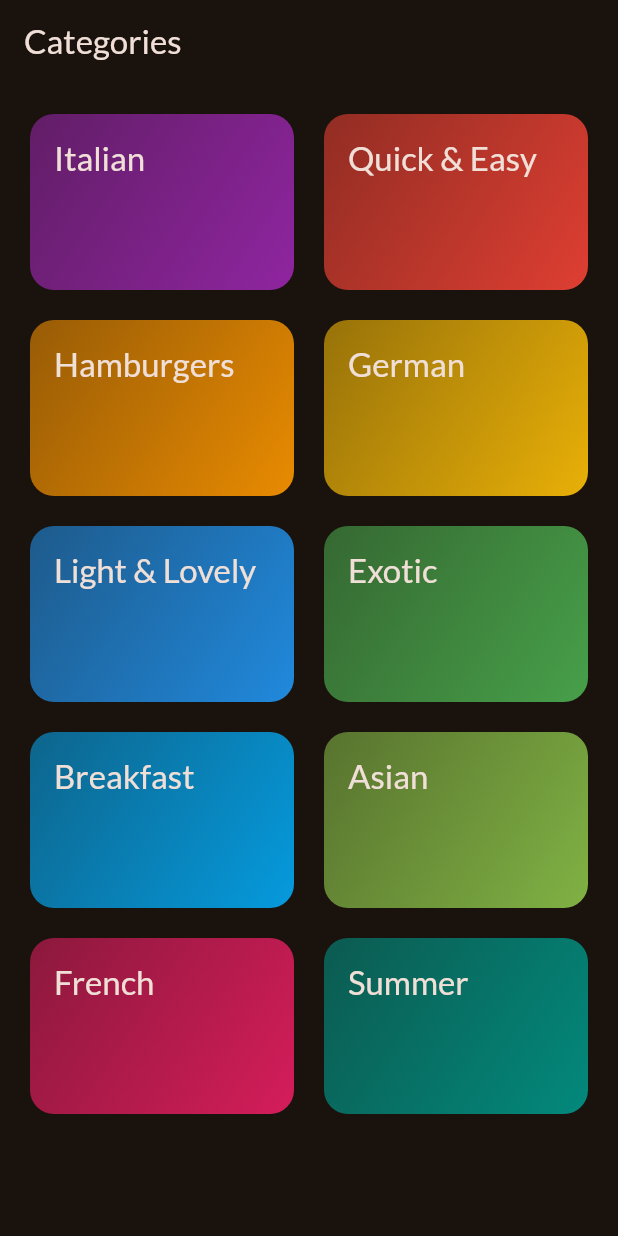
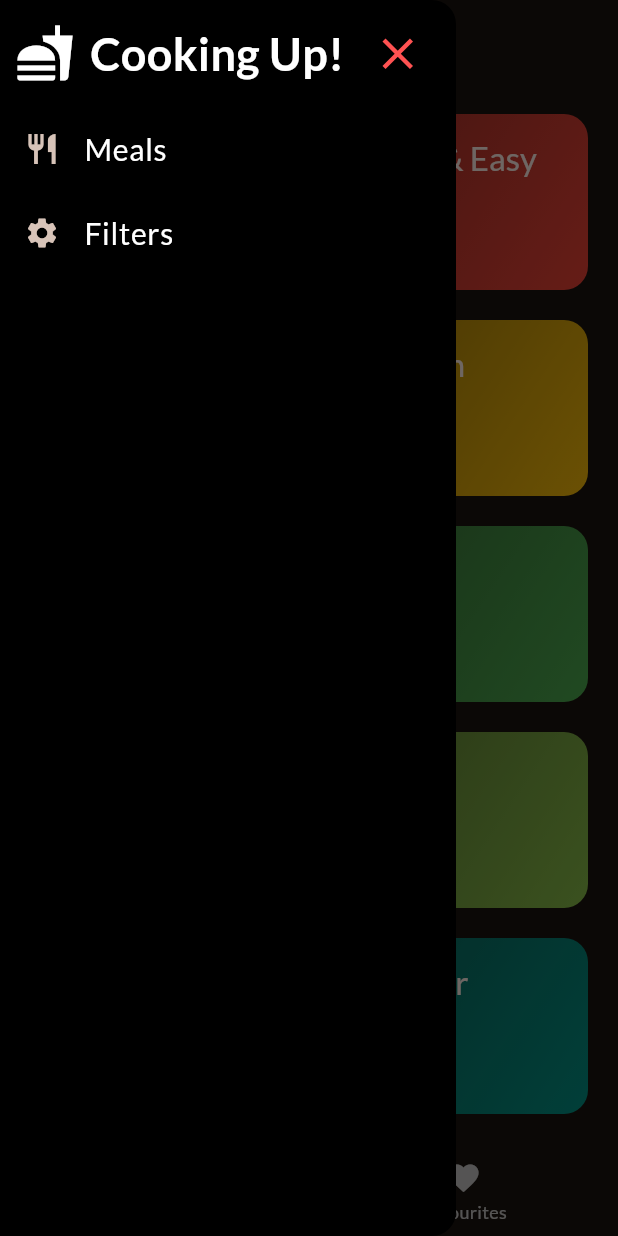
Before and after one commit to Kavin-VP/Flutter-Projects, a Flutter app: the screen it shows after launch, with the side drawer open (before the commit the screen has no drawer), on a phone screen of 412 x 824 dp. Run offline on Flutter 3.47's test engine with Material 3 defaults, Android fonts, the phone set to English and light mode, and no system bars; our stand-ins replace google_fonts, transparent_image.

Commit message:
updates and changes

```diff
--- a/meals_app/lib/app_screens/categories_screen.dart
+++ b/meals_app/lib/app_screens/categories_screen.dart
@@ -1,17 +1,39 @@
 import 'package:flutter/material.dart';
+import 'package:meals_app/app_screens/meals_screen.dart';
 import 'package:meals_app/data/dummy_data.dart';
+import 'package:meals_app/models/meal.dart';
 import 'package:meals_app/widgets/category_grid_item.dart';
 import 'package:meals_app/data/dummy_data.dart';
+import 'package:meals_app/models/category.dart';
 
 class Categories extends StatelessWidget{
-  const Categories({super.key});
+  const Categories(
+    {
+      super.key,
+      required this.onToggleFavourite,
+      required this.availableMeals,
+      });
+
+  final void Function(Meal meal) onToggleFavourite;
+  final List<Meal> availableMeals;
+
+  void _selectCategory(BuildContext context,Category category)
+  {
+    final filteredMeals = availableMeals.
+            where((meal)=>meal.categories.contains(category.id)).toList();
+
+    //Navigator.push(context,route); ->alternative
+    Navigator.of(context).push(MaterialPageRoute(
+      builder: (ctx)=> MealsScreen(
+        title: category.title,
+        meals: filteredMeals,
+        onToggleFavourite: onToggleFavourite,
+        )));
+  }
   @override
   Widget build(BuildContext context) {
-    return Scaffold(
-      appBar: AppBar(
-        title: const Text('Categories'),
-      ),
-      body: GridView(
+
+    return GridView(
         padding: const EdgeInsets.all(20.0),
         gridDelegate: const SliverGridDelegateWithFixedCrossAxisCount(
           crossAxisCount: 2,
@@ -21,10 +43,12 @@ class Categories extends StatelessWidget{
           ),
           children:[
             for(final category in availableCategories)
-              CategoryGridItem(category: category),
+              CategoryGridItem(category: category,
+              onSelectCategory:(){
+                _selectCategory(context,category);
+              },),
         ],
-        ),
+        );
 
-    );
   }
 }
--- /dev/null
+++ b/meals_app/lib/app_screens/tabs_screen.dart
@@ -0,0 +1,174 @@
+import 'package:flutter/material.dart';
+import 'package:meals_app/app_screens/categories_screen.dart';
+import 'package:meals_app/app_screens/filters_screen.dart';
+import 'package:meals_app/app_screens/meals_screen.dart';
+import 'package:meals_app/data/dummy_data.dart';
+import 'package:meals_app/models/meal.dart';
+import 'package:meals_app/widgets/main_drawer.dart';
+
+const kInitialFilterValues={
+  Filter.glutenFree:false,
+  Filter.lactoseFree:false,
+  Filter.vegetarian:false,
+  Filter.vegan:false,
+};
+
+class TabsScreen extends StatefulWidget{
+  const TabsScreen({super.key});
+
+  @override
+  State<TabsScreen> createState() {
+    return _TabsScreenState();
+  }
+}
+
+class _TabsScreenState extends State<TabsScreen>{
+
+  int _selectedPageIndex=0;
+  Map<Filter,bool> filterValues = kInitialFilterValues;
+  void _selectPage(int index)
+  {
+    setState(() {
+      _selectedPageIndex=index;
+    });
+  }
+
+    //method for showing info snackbar
+    void _showInfoMesage(String message)
+    {
+      ScaffoldMessenger.of(context).clearSnackBars();
+      ScaffoldMessenger.of(context).showSnackBar(
+        SnackBar(
+          duration: const Duration(seconds: 2),
+          content: Text(message)
+          )
+      );
+    }
+  final List<Meal> _favouriteMeals=[];
+
+  void _toggleFavouriteIcon(Meal meal)
+  {
+    var isExisting = _favouriteMeals.contains(meal);
+
+    if(isExisting)
+    {
+      setState(() {
+        _favouriteMeals.remove(meal);
+        _showInfoMesage('Removed from Favourites');
+      });
+    }
+    else
+    {
+      setState(() {
+        _favouriteMeals.add(meal);
+        _showInfoMesage('Added to Favourites');
+      });
+    }
+  }
+
+  //side drawer screen
+
+
+  @override
+  Widget build(BuildContext context) {
+
+    List<Meal> filteredMeals=dummyMeals;
+
+    if(filterValues[Filter.glutenFree]!||filterValues[Filter.lactoseFree]!||
+    filterValues[Filter.vegan]!||filterValues[Filter.vegetarian]!)
+    {
+      setState(() {
+        filteredMeals = dummyMeals.where(
+      (meal){
+        if(filterValues[Filter.glutenFree]! && !meal.isGlutenFree)
+        {
+          return false;
+        }
+        if(filterValues[Filter.lactoseFree]! && !meal.isLactoseFree)
+        {
+          return false;
+        }
+        if(filterValues[Filter.vegetarian]! && !meal.isVegetarian)
+        {
+          return false;
+        }
+        if(filterValues[Filter.vegan]! && !meal.isVegan)
+        {
+          return false;
+        }
+
+        return true;
+      }
+
+    ).toList();
+      });
+    }
+
+
+    Widget activePage = Categories(
+          onToggleFavourite: _toggleFavouriteIcon,
+          availableMeals: filteredMeals,
+          );
+
+     void _setScreen(String tappedScreen) async
+  {
+    //Navigator.pop(context); -> alternative
+    Navigator.of(context).pop();
+    if(tappedScreen=='filter')
+    {
+      // setState(() {
+      //   activePage = FiltersScreen();
+      // });
+      final result = await Navigator.of(context).push<Map<Filter,bool>>(MaterialPageRoute(builder:
+      (ctx)=>  FiltersScreen(filterValues: filterValues,)));
+      setState(() {
+      filterValues=result ?? kInitialFilterValues;
+      });//_runFilterList();
+      //print(result);
+    }
+    else
+    {
+      //Navigator.of(context).pop();
+      _selectPage(0);
+      setState(() {
+        activePage = Categories(
+          onToggleFavourite: _toggleFavouriteIcon,
+          availableMeals: filteredMeals,
+          );
+      });
+    }
+  }
+    //print(filteredMeals);
+   activePage =  Categories(
+    onToggleFavourite: _toggleFavouriteIcon,
+    availableMeals: filteredMeals,
+    );
+
+    var activePageTitle = 'Categories';
+    if(_selectedPageIndex==1)
+    {
+      activePage =  MealsScreen(
+        meals: _favouriteMeals,
+        onToggleFavourite: _toggleFavouriteIcon,);
+      activePageTitle = 'Your Favourites';
+    }
+    return Scaffold(
+      appBar: AppBar(
+        title: Text(activePageTitle),
+      ),
+      drawer: MainDrawer(setScreen: _setScreen,),
+      body: activePage,
+      bottomNavigationBar: BottomNavigationBar(
+        currentIndex: _selectedPageIndex,
+        onTap: _selectPage,
+        items: const [
+          BottomNavigationBarItem(
+            icon: Icon(Icons.category),
+            label: 'Categories'),
+          BottomNavigationBarItem(
+            icon: Icon(Icons.favorite),
+            label: 'Favourites')
+        ]),
+    );
+  }
+}
--- a/meals_app/lib/data/dummy_data.dart
+++ b/meals_app/lib/data/dummy_data.dart
@@ -58,7 +58,9 @@ import 'package:meals_app/models/meal.dart';
 }
 
 get mealsData {
-  return const [
+  return dummyMeals;
+}
+  const  dummyMeals =[
     Meal(
     id: 'm1',
     categories: [
@@ -408,4 +410,3 @@ get mealsData {
     isLactoseFree: true,
   ),
   ];
-}
--- a/meals_app/lib/main.dart
+++ b/meals_app/lib/main.dart
@@ -2,13 +2,14 @@ import 'package:flutter/material.dart';
 import 'package:google_fonts/google_fonts.dart';
 import 'package:meals_app/app_screens/categories_screen.dart';
 import 'package:meals_app/app_screens/meals_screen.dart';
+import 'package:meals_app/app_screens/tabs_screen.dart';
 import 'package:meals_app/data/dummy_data.dart';
 
 final theme = ThemeData(
   useMaterial3: true,
   colorScheme: ColorScheme.fromSeed(
   brightness: Brightness.dark,
-  seedColor: const Color.fromARGB(255, 131, 57, 0),
+  seedColor: const Color.fromARGB(255, 77, 34, 0),
   ),
   textTheme: GoogleFonts.latoTextTheme(),
 );
@@ -23,7 +24,7 @@ class App extends StatelessWidget
   Widget build(BuildContext context) {
     return MaterialApp(
       theme:theme,
-      home:const Categories(),
+      home:TabsScreen(),
     );
   }
 }
--- a/meals_app/lib/widgets/category_grid_item.dart
+++ b/meals_app/lib/widgets/category_grid_item.dart
@@ -4,18 +4,17 @@ import 'package:meals_app/models/category.dart';
 class CategoryGridItem extends StatelessWidget{
     const CategoryGridItem(
       {super.key,
-      required this.category}
+      required this.category,
+      required this.onSelectCategory}
       );
 
     final Category category;
+    final void Function() onSelectCategory;
   @override
   Widget build(BuildContext context) {
 
     return InkWell(
-      onTap: (){
-        //print('object');
-
-      },
+      onTap: onSelectCategory,
       borderRadius: BorderRadius.circular(16),
       //splashColor: Theme.of(context).primaryColor,
       child: Container(
--- /dev/null
+++ b/meals_app/lib/widgets/main_drawer.dart
@@ -0,0 +1,70 @@
+import 'package:flutter/material.dart';
+
+class MainDrawer extends StatelessWidget{
+  const MainDrawer(
+    {
+      super.key,
+      required this.setScreen,
+      });
+
+  final void Function(String identifier) setScreen;
+
+  @override
+  Widget build(BuildContext context) {
+    return SafeArea(
+      child: Drawer(
+        backgroundColor: Colors.black,
+        child: Column(
+          children: [
+             Padding(
+              padding: const EdgeInsets.all(10.0),
+              child: Row(
+                children: [
+                  const Icon(Icons.fastfood,size: 40,),
+                  const SizedBox(width: 10,),
+                  const Text('Cooking Up!',
+                  style: TextStyle(
+                    color: Colors.white,
+                    fontSize: 30,
+                    fontWeight: FontWeight.bold
+                  ),),
+                  const SizedBox(width: 10,),
+                  IconButton(
+                    color: Colors.redAccent,
+                    iconSize: 35.0,
+                    onPressed:
+                   (){
+                    Navigator.of(context).pop();
+                   },
+                   icon: const Icon(Icons.close))
+                ],
+              ),
+            ),
+            ListTile(
+              leading: const Icon(Icons.restaurant),
+              title: const Text('Meals',
+              style: TextStyle(
+                color: Colors.white,
+                fontSize: 20.0,
+              ),),
+              onTap: (){
+                setScreen('meals');
+              },
+            ),
+            ListTile(
+              leading: const Icon(Icons.settings),
+              title: const Text('Filters',
+              style: TextStyle(
+                color: Colors.white,
+                fontSize: 20.0,
+              ),),
+              onTap: (){
+                setScreen('filter');
+              },
+            ),
+          ],
+        ),
+      ),
+    );
+  }
+}
--- a/meals_app/pubspec.yaml
+++ b/meals_app/pubspec.yaml
@@ -36,6 +36,7 @@ dependencies:
   # Use with the CupertinoIcons class for iOS style icons.
   cupertino_icons: ^1.0.8
   google_fonts: ^6.2.1
+  transparent_image: ^2.0.1
 
 dev_dependencies:
   flutter_test:
```
Also changed, not shown: meals_app/lib/app_screens/filters_screen.dart (added, +113 -0 lines), meals_app/lib/app_screens/meal_details_screen.dart (added, +121 -0 lines), meals_app/lib/app_screens/meals_screen.dart (+28 -7 lines), meals_app/lib/widgets/meal_item.dart (added, +75 -0 lines), meals_app/lib/widgets/meal_item_trait.dart (added, +25 -0 lines), meals_app/pubspec.lock.
